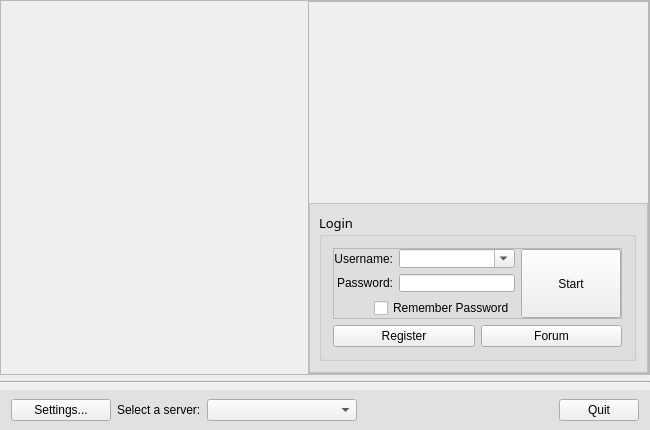
The window that TOPLauncher/MainWidget.ui (BSoD-Ultimate/TOPLauncher) describes before a commit, drawn with Qt 5.
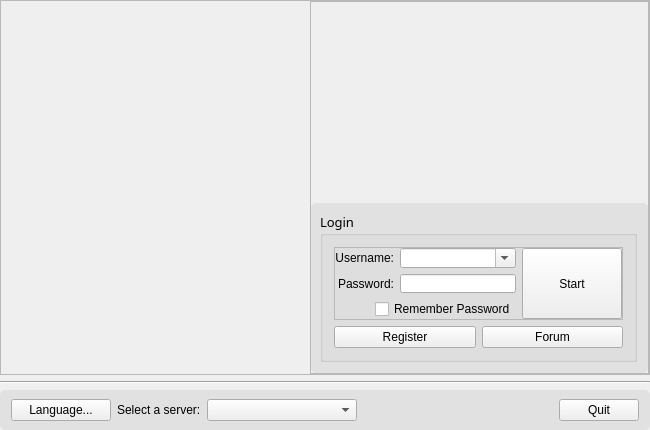
The same window after the commit.

Commit message: implemented animation effect on the setting panel.

What changed in the file:
```diff
--- a/TOPLauncher/MainWidget.ui
+++ b/TOPLauncher/MainWidget.ui
@@ -47,10 +47,12 @@
 
 QFrame#frameLogin {
   background-color: rgba(211, 211, 211, 128);
+  border-radius: 5px;
 }
 
 QFrame#frameBottom {
   background-color: rgba(211, 211, 211, 128);
+  border-radius: 5px;
 }</string>
   </property>
   <property name="locale">
@@ -401,7 +403,7 @@
          </size>
         </property>
         <property name="text">
-         <string>Settings...</string>
+         <string>Language...</string>
         </property>
        </widget>
       </item>
```
Left out of the diff: 2 changed lines with no effect on the pictures. The commit also changes 13 other files.
